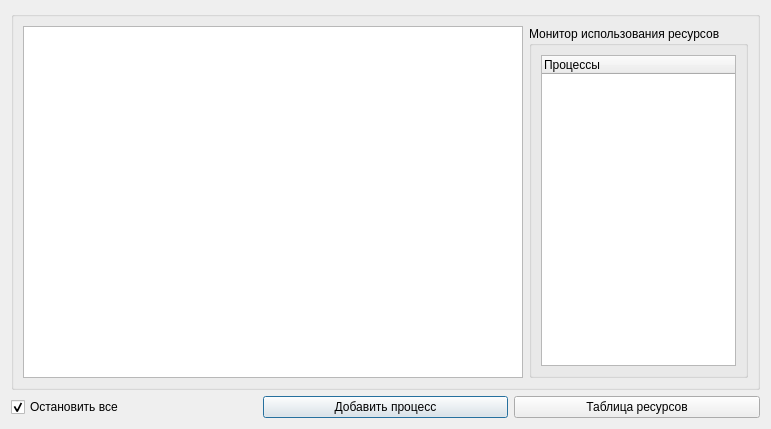
This is Python/TaskManager/ui/taskmanager.ui in soltanoff/other as Qt 5 draws it before an edit. The edited form follows.
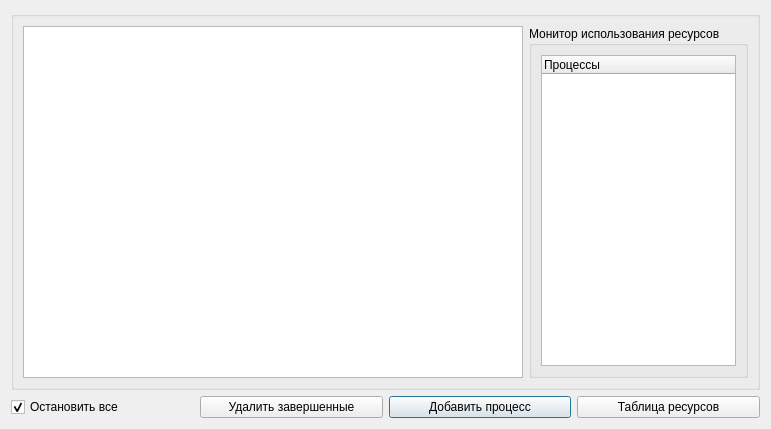
This is the edited form.

Commit message: Added new button - btnClearFinished

The edit to the form file:
```diff
--- a/Python/TaskManager/ui/taskmanager.ui
+++ b/Python/TaskManager/ui/taskmanager.ui
@@ -65,14 +65,14 @@
      </item>
      <item row="2" column="0">
       <layout class="QGridLayout" name="gridLayout_4">
-       <item row="0" column="1">
+       <item row="0" column="2">
         <widget class="QPushButton" name="btnNewTask">
          <property name="text">
           <string>Добавить процесс</string>
          </property>
         </widget>
        </item>
-       <item row="0" column="2">
+       <item row="0" column="3">
         <widget class="QPushButton" name="btnResourceTable">
          <property name="enabled">
           <bool>true</bool>
@@ -95,6 +95,13 @@
          </property>
         </widget>
        </item>
+       <item row="0" column="1">
+        <widget class="QPushButton" name="btnClearFinished">
+         <property name="text">
+          <string>Удалить завершенные</string>
+         </property>
+        </widget>
+       </item>
       </layout>
      </item>
     </layout>
```
The commit also changes 1 other file.
